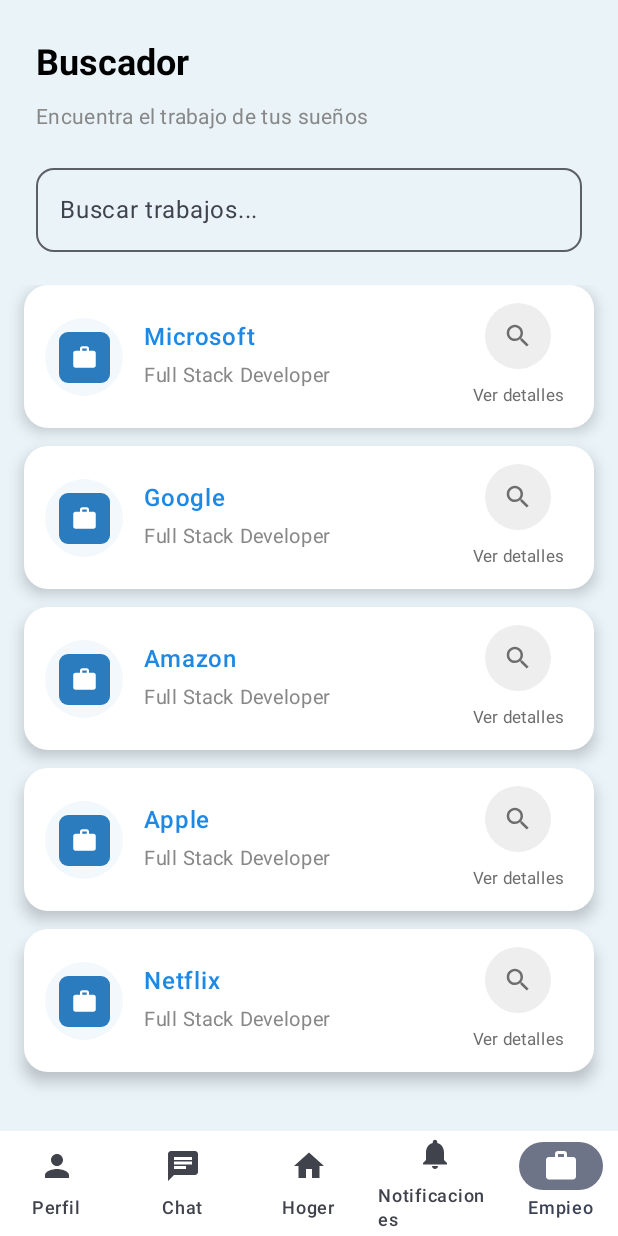
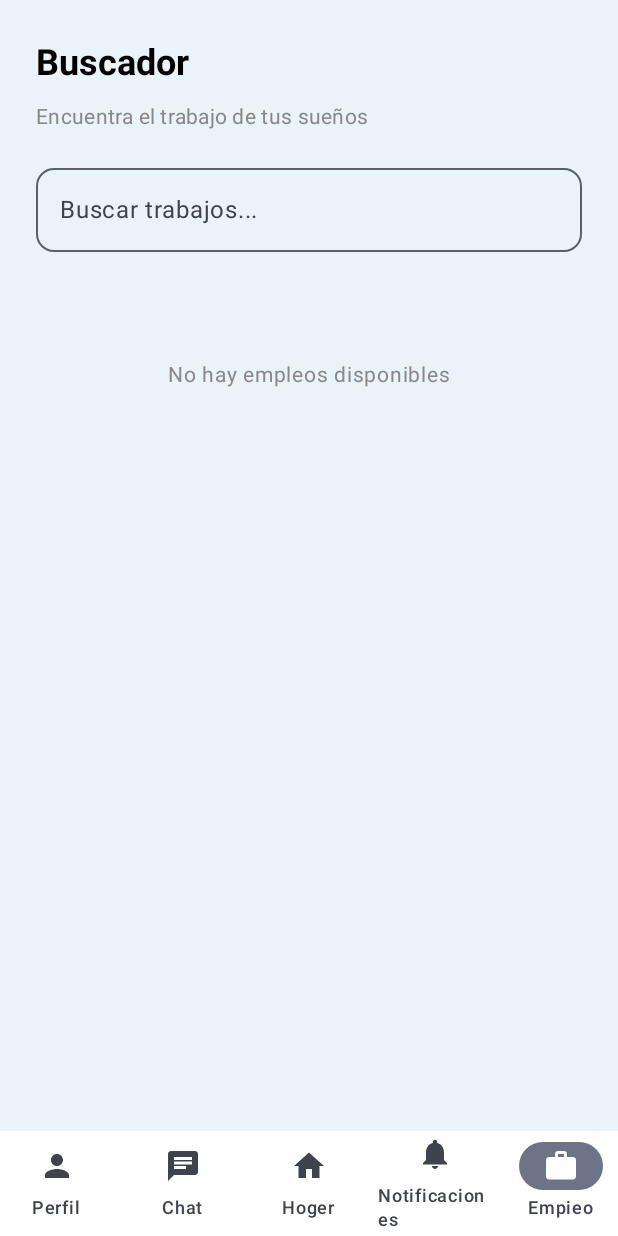
Before and after one commit to T-CristianG/UTrabajo-Modulo-3, an Android app built with Jetpack Compose: the JobsListScreen screen opened through its navigation route, on a phone screen of 412 x 824 dp. Run offline under Robolectric (Android 15) with nearby library versions, the phone set to English and light mode, and no system bars; our stand-ins replace Firebase (no records; nobody signed in at launch, a user with empty details on screens opened directly).

Commit message:
Modificacion-JobList

```diff
--- a/app/src/main/java/com/tab/utrabajo/FirebaseRepository.kt
+++ b/app/src/main/java/com/tab/utrabajo/FirebaseRepository.kt
@@ -5,6 +5,7 @@
 import com.google.firebase.auth.FirebaseAuth
 import com.google.firebase.auth.UserProfileChangeRequest
 import com.google.firebase.firestore.FirebaseFirestore
+import com.google.firebase.firestore.ListenerRegistration
 import com.google.firebase.storage.FirebaseStorage
 import java.util.UUID
 
@@ -452,6 +453,11 @@
             onError("Usuario no autenticado")
         }
     }
+
+    // -------------------
+    // Funciones para empleos
+    // -------------------
+
     fun createJobOffer(
         companyId: String,
         title: String,
@@ -484,4 +490,42 @@
             }
     }
 
+    /**
+     * Petición one-time para obtener empleos activos (no vinculante).
+     */
+    fun getActiveJobOffers(
+        onSuccess: (List<Map<String, Any>>) -> Unit,
+        onError: (String) -> Unit
+    ) {
+        db.collection("empleos")
+            .whereEqualTo("activa", true)
+            .get()
+            .addOnSuccessListener { querySnapshot ->
+                val jobs = querySnapshot.documents.mapNotNull { it.data }
+                onSuccess(jobs)
+            }
+            .addOnFailureListener { e ->
+                onError(e.message ?: "Error al cargar empleos")
+            }
+    }
+
+    /**
+     * Listener en tiempo real para empleos activos.
+     * Devuelve ListenerRegistration para poder remover el listener cuando se deseé.
+     */
+    fun listenToActiveJobOffers(
+        onUpdate: (List<Map<String, Any>>) -> Unit,
+        onError: (String) -> Unit
+    ): ListenerRegistration {
+        return db.collection("empleos")
+            .whereEqualTo("activa", true)
+            .addSnapshotListener { snapshot, e ->
+                if (e != null) {
+                    onError(e.message ?: "Error al escuchar empleos")
+                    return@addSnapshotListener
+                }
+                val jobs = snapshot?.documents?.mapNotNull { it.data } ?: emptyList()
+                onUpdate(jobs)
+            }
+    }
 }
--- a/app/src/main/java/com/tab/utrabajo/presentation/screens/JobsListScreen.kt
+++ b/app/src/main/java/com/tab/utrabajo/presentation/screens/JobsListScreen.kt
@@ -13,7 +13,6 @@
 import androidx.compose.runtime.*
 import androidx.compose.ui.Alignment
 import androidx.compose.ui.Modifier
-import androidx.compose.ui.draw.shadow
 import androidx.compose.ui.graphics.Color
 import androidx.compose.ui.res.stringResource
 import androidx.compose.ui.text.font.FontWeight
@@ -22,21 +21,18 @@
 import androidx.compose.ui.unit.dp
 import androidx.compose.ui.unit.sp
 import androidx.navigation.NavHostController
+import com.google.firebase.firestore.ListenerRegistration
 import com.tab.utrabajo.R
+import com.tab.utrabajo.FirebaseRepository
 import com.tab.utrabajo.presentation.navigation.Screen
 
 @Composable
 fun JobsListScreen(navController: NavHostController) {
+    val firebaseRepo = remember { FirebaseRepository.getInstance() }
+
     var query by remember { mutableStateOf("") }
-    val items = remember {
-        listOf(
-            JobItemData("Microsoft", "Full Stack Developer", false),
-            JobItemData("Google", "Full Stack Developer", false),
-            JobItemData("Amazon", "Full Stack Developer", false),
-            JobItemData("Apple", "Full Stack Developer", false),
-            JobItemData("Netflix", "Full Stack Developer", false)
-        )
-    }
+    var jobList by remember { mutableStateOf<List<JobItemData>>(emptyList()) }
+    var isLoading by remember { mutableStateOf(true) }
 
     // Recursos
     val perfilLabel = stringResource(R.string.bottom_perfil_label)
@@ -59,6 +55,48 @@
     val searchPlaceholder = stringResource(R.string.jobslist_search_placeholder)
     val viewDetails = stringResource(R.string.jobslist_view_details)
     val viewDetailsDesc = stringResource(R.string.jobslist_view_details_desc)
+
+    // Listener en tiempo real
+    DisposableEffect(Unit) {
+        val listener: ListenerRegistration = firebaseRepo.listenToActiveJobOffers(
+            onUpdate = { jobs ->
+                // Mapear los documentos a JobItemData - SOLO NOMBRE DEL CARGO Y SALARIO
+                val mapped = jobs.map { doc ->
+                    // Obtener título del puesto - SOLO ESTE DATO
+                    val position = (
+                            doc["titulo"]
+                                ?: doc["title"]
+                                ?: "Sin título"
+                            ).toString()
+
+                    // Obtener salario - SOLO ESTE DATO
+                    val salary = (
+                            doc["salario"]
+                                ?: doc["salary"]
+                                ?: "Salario no especificado"
+                            ).toString()
+
+                    JobItemData(
+                        position = position,
+                        salary = salary,
+                        isChecked = false
+                    )
+                }
+                jobList = mapped
+                isLoading = false
+            },
+            onError = {
+                jobList = emptyList()
+                isLoading = false
+            }
+        )
+
+        onDispose {
+            try {
+                listener.remove()
+            } catch (_: Exception) { }
+        }
+    }
 
     Scaffold(
         bottomBar = {
@@ -167,9 +205,9 @@
             modifier = Modifier
                 .fillMaxSize()
                 .padding(innerPadding)
-                .background(color = Color(0xFFE9F3F8)) // fondo celeste suave igual al anterior
+                .background(color = Color(0xFFE9F3F8))
         ) {
-            // Header - Manteniendo el diseño original pero con el color de fondo
+            // Header
             Column(
                 modifier = Modifier
                     .fillMaxWidth()
@@ -210,7 +248,24 @@
 
             Spacer(modifier = Modifier.height(16.dp))
 
-            // Lista de trabajos - CON EL NUEVO DISEÑO
+            // Loading o lista
+            if (isLoading) {
+                Box(
+                    modifier = Modifier
+                        .fillMaxSize()
+                        .padding(horizontal = 16.dp, vertical = 6.dp),
+                    contentAlignment = Alignment.Center
+                ) {
+                    CircularProgressIndicator(color = Color(0xFF2B7BBF))
+                }
+            } else {
+                // Filtrar por query
+                val filtered = jobList.filter {
+                    it.position.contains(query, ignoreCase = true) ||
+                            it.salary.contains(query, ignoreCase = true)
+                }
+
+                // Lista de trabajos
                 LazyColumn(
                     modifier = Modifier
                         .fillMaxSize()
@@ -218,10 +273,26 @@
                     verticalArrangement = Arrangement.spacedBy(12.dp),
                     contentPadding = PaddingValues(bottom = 24.dp)
                 ) {
-                items(items = items, key = { it.company }) { job ->
+                    if (filtered.isEmpty()) {
+                        item {
+                            Box(
+                                modifier = Modifier
+                                    .fillMaxWidth()
+                                    .height(120.dp),
+                                contentAlignment = Alignment.Center
+                            ) {
+                                Text(
+                                    text = "No hay empleos disponibles",
+                                    color = Color.Gray,
+                                    fontSize = 14.sp
+                                )
+                            }
+                        }
+                    } else {
+                        items(items = filtered, key = { it.position + it.salary }) { job ->
                             JobCardForList(
-                        company = job.company,
                                 position = job.position,
+                                salary = job.salary,
                                 onClick = { /* open detail */ },
                                 viewDetails = viewDetails,
                                 viewDetailsDesc = viewDetailsDesc
@@ -231,23 +302,23 @@
                 }
             }
         }
+    }
+}
 
-/* --- Nuevo JobCard con el diseño de la primera pantalla --- */
 @Composable
 private fun JobCardForList(
-    company: String,
     position: String,
+    salary: String,
     onClick: () -> Unit,
     viewDetails: String,
     viewDetailsDesc: String
 ) {
-    // se fija una altura uniforme para todos los cards
-    val cardHeight = 95.dp
+    val cardHeight = 110.dp
 
     Card(
         modifier = Modifier
             .fillMaxWidth()
-            .height(cardHeight) // <-- altura fija para uniformidad
+            .height(cardHeight)
             .clickable { onClick() },
         colors = CardDefaults.cardColors(containerColor = Color.White),
         shape = RoundedCornerShape(16.dp),
@@ -259,7 +330,7 @@
                 .padding(vertical = 12.dp, horizontal = 14.dp),
             verticalAlignment = Alignment.CenterVertically
         ) {
-            // Logo circular - IDÉNTICO al de la primera pantalla
+            // Logo circular
             Box(
                 modifier = Modifier
                     .size(52.dp)
@@ -283,7 +354,7 @@
 
             Spacer(modifier = Modifier.width(14.dp))
 
-            // Texto empresa + puesto (centrado verticalmente) - Mismo estilo
+            // SOLO CARGO Y SALARIO - SIN EMPRESA NI ID
             Column(
                 modifier = Modifier
                     .weight(1f)
@@ -291,25 +362,25 @@
                 verticalArrangement = Arrangement.Center
             ) {
                 Text(
-                    text = company,
+                    text = position, // CARGO en azul
                     fontWeight = FontWeight.SemiBold,
                     fontSize = 16.sp,
                     color = Color(0xFF1E88E5),
-                    maxLines = 1,
+                    maxLines = 2, // Permitir 2 líneas para el cargo
                     overflow = TextOverflow.Ellipsis
                 )
-                Spacer(modifier = Modifier.height(2.dp))
+                Spacer(modifier = Modifier.height(8.dp)) // Más espacio entre cargo y salario
                 Text(
-                    text = position,
-                    fontSize = 13.sp,
-                    color = Color.Gray,
+                    text = salary, // SALARIO en verde
+                    fontSize = 14.sp,
+                    fontWeight = FontWeight.Medium,
+                    color = Color(0xFF2E7D32),
                     maxLines = 1,
                     overflow = TextOverflow.Ellipsis
                 )
             }
 
-            // Estado a la derecha - Similar al diseño original pero simplificado
-            // Como no tenemos estado de proceso, mostramos un icono genérico
+            // Botón ver detalles
             Column(
                 modifier = Modifier
                     .width(80.dp)
@@ -347,7 +418,7 @@
 }
 
 data class JobItemData(
-    val company: String,
     val position: String,
+    val salary: String,
     val isChecked: Boolean
 )
```
Lines whose indentation alone changed are shown as unchanged.
